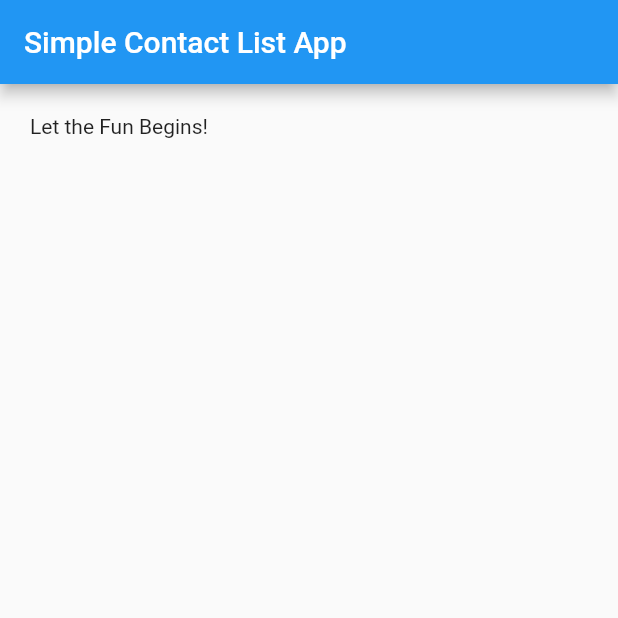
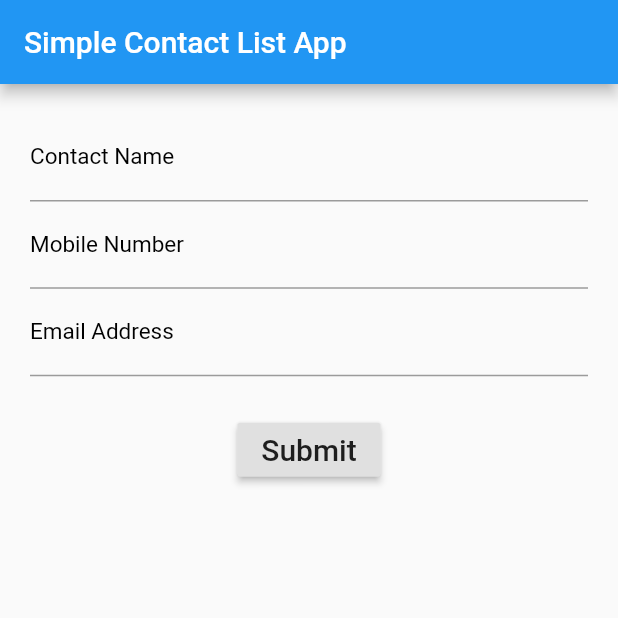
Before and after one commit to geddzz/Contact_App, a Flutter app: the screen it shows after launch, on a phone screen of 412 x 824 dp, the top half of it. Run offline on Flutter 3.47's test engine with Material 2 defaults, Android fonts, the phone set to English and light mode, and no system bars.

Commit message:
second commit

```diff
--- a/Lillo_Contact_List_App/lib/main.dart
+++ b/Lillo_Contact_List_App/lib/main.dart
@@ -1,3 +1,5 @@
+import 'dart:ui';
+
 import 'package:flutter/material.dart';
 
 void main() {
@@ -31,18 +33,72 @@ class MyHomePage extends StatefulWidget {
 
 class _MyHomePageState extends State<MyHomePage> {
 
+  TextEditingController name_controller = TextEditingController();
+  TextEditingController number_controller = TextEditingController();
+  TextEditingController email_controller = TextEditingController();
+
   @override
   Widget build(BuildContext context) {
     return Scaffold(
       appBar: AppBar(
-        title: Text(widget.title),
+        title: Text("Simple Contact List App"),
       ),
       body: Container(
         padding: EdgeInsets.all(20),
         child: Column(
           children: <Widget>[
-            Text(
-              'Let the Fun Begins!',
+            TextField(
+              controller: name_controller,
+              decoration: InputDecoration(
+                labelText: "Contact Name",
+                hintText: "Enter Contact Name",
+                labelStyle: TextStyle(
+                  fontSize: 15,
+                  color: Colors.black
+                )
+              ),
+              keyboardType: TextInputType.name,
+              obscureText: false, // Hides Input
+              //maxLength: 50, // Limits Character
+            ),
+            TextField(
+              controller: number_controller,
+              decoration: InputDecoration(
+                  labelText: "Mobile Number",
+                  hintText: "Enter Mobile Number",
+                  labelStyle: TextStyle(
+                    fontSize: 15,
+                    color: Colors.black
+                  )
+              ),
+              keyboardType: TextInputType.phone,
+              obscureText: false, // Hides Input
+            ),
+            TextField(
+              controller: email_controller,
+              decoration: InputDecoration(
+                  labelText: "Email Address",
+                  hintText: "Enter Email Address",
+                  labelStyle: TextStyle(
+                    fontSize: 15,
+                    color: Colors.black
+                  )
+              ),
+              keyboardType: TextInputType.emailAddress,
+              obscureText: false, // Hides Input
+            ),
+            SizedBox(
+              height: 25,
+            ),
+            RaisedButton(onPressed: (){
+              print("Contact Name: " + name_controller.text);
+              print("Mobile Number: " + number_controller.text);
+              print("Email Address: " + email_controller.text);
+            },
+            child: const Text(
+                "Submit",
+              style: TextStyle(fontSize: 20),
+              ),
             ),
           ],
         ),
```
